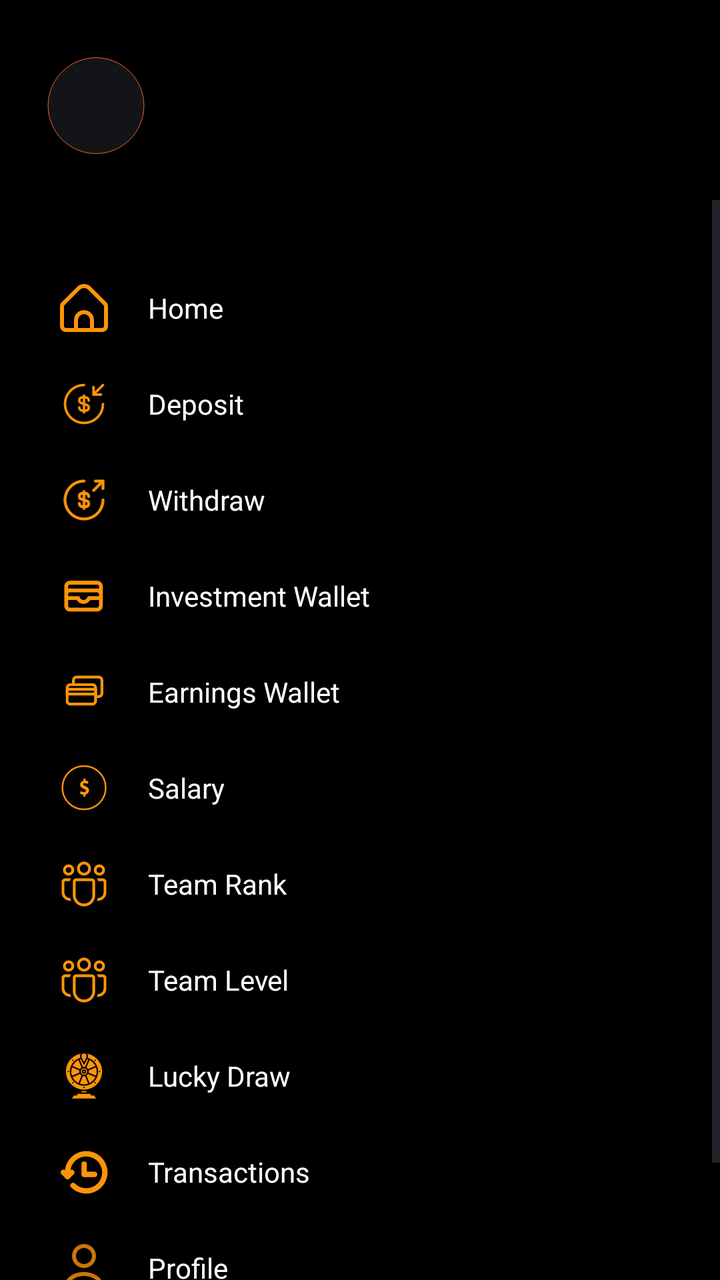
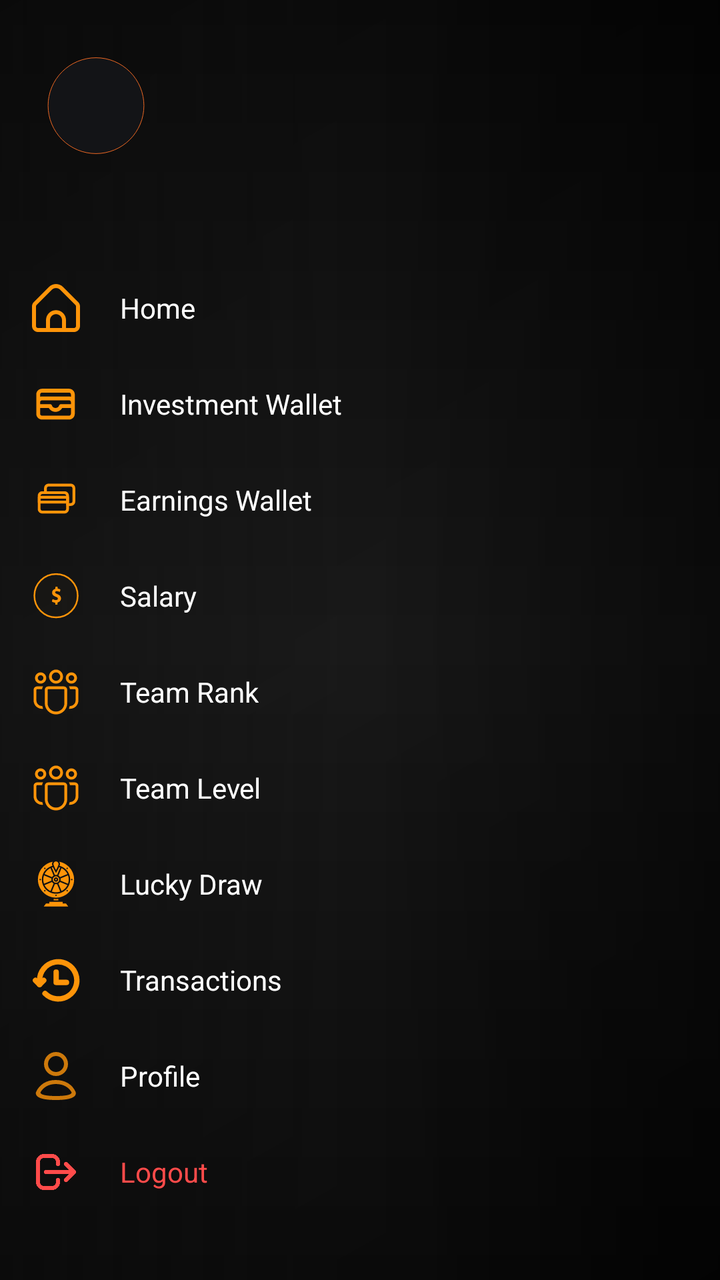

Two renders of the same Android screen: before a commit and after it. Below are the layout's source before the change and the commit's diff.
<!-- AndroidManifest.xml: application theme Theme.Bitbloom -->
<!-- res/layout/custom_drawer_content.xml -->
<LinearLayout xmlns:android="http://schemas.android.com/apk/res/android"
    android:layout_width="match_parent"
    android:layout_height="match_parent"

    android:background="@color/black"
    android:orientation="vertical">

    
    <LinearLayout
        android:layout_width="match_parent"
        android:layout_height="wrap_content"
        android:layout_marginStart="20dp"
        android:layout_marginTop="@dimen/space_24"
        android:layout_marginEnd="8dp"
        android:orientation="horizontal"
        android:paddingBottom="16dp">

        <ImageView
            android:id="@+id/drawerImageView"
            android:layout_width="56dp"
            android:layout_height="56dp"
            android:layout_gravity="center_vertical"
            android:layout_marginBottom="4dp"
            android:background="@drawable/ic_profile"
            android:scaleType="centerCrop"
            android:translationY="4dp" />

        <LinearLayout
            android:layout_width="match_parent"
            android:layout_height="wrap_content"
            android:layout_gravity="center_vertical"
            android:layout_marginStart="12dp"
            android:orientation="vertical">

            <TextView
                android:id="@+id/userNameTextView"
                android:layout_width="wrap_content"
                android:layout_height="wrap_content"
                android:layout_gravity="center_vertical"
                android:textColor="@android:color/white"
                android:textSize="18sp" />

            <TextView
                android:id="@+id/userEmailTextView"
                android:layout_width="wrap_content"
                android:layout_height="wrap_content"
                android:layout_gravity="center_vertical"
                android:layout_marginTop="4dp"
                android:textColor="#90FFFFFF"
                android:textSize="12sp" />
        </LinearLayout>
    </LinearLayout>

    <ScrollView
        android:layout_width="match_parent"
        android:layout_height="0dp"
        android:layout_weight="1"
        android:fillViewport="true">

        <LinearLayout
            android:layout_width="match_parent"
            android:layout_height="wrap_content"
            android:layout_marginStart="@dimen/dp_10"
            android:orientation="vertical">

            <include layout="@layout/item_drawer_menu" />

        </LinearLayout>
    </ScrollView>
</LinearLayout>
<!-- res/layout/item_drawer_menu.xml (included above) -->
<LinearLayout xmlns:android="http://schemas.android.com/apk/res/android"
    xmlns:app="http://schemas.android.com/apk/res-auto"
    android:layout_width="match_parent"
    android:layout_height="wrap_content"
    android:layout_marginStart="20dp"
    android:layout_marginTop="30dp"
    android:background="@android:color/transparent"
    android:orientation="vertical">

    
    <LinearLayout
        android:id="@+id/menuHome"
        android:layout_width="match_parent"
        android:layout_height="wrap_content"
        android:background="?attr/selectableItemBackground"
        android:clickable="true"
        android:focusable="true"
        android:gravity="center_vertical"
        android:orientation="horizontal"
        android:paddingVertical="12dp">

        <ImageView
            android:layout_width="24dp"
            android:layout_height="24dp"
            android:src="@drawable/ic_home" />

        <TextView
            android:layout_width="wrap_content"
            android:layout_height="wrap_content"
            android:layout_marginStart="20dp"
            android:text="@string/item_drawer_menu_home"
            android:textColor="@color/white"
            android:textSize="14sp" />
    </LinearLayout>


    
    <LinearLayout
        android:id="@+id/menuDeposit"
        android:layout_width="match_parent"
        android:layout_height="wrap_content"
        android:background="?attr/selectableItemBackground"
        android:clickable="true"
        android:focusable="true"
        android:gravity="center_vertical"
        android:orientation="horizontal"
        android:paddingVertical="12dp">

        <ImageView
            android:layout_width="24dp"
            android:layout_height="24dp"
            android:src="@drawable/ic_deposit"
            app:tint="#FD9409" /> 
        <TextView
            android:layout_width="wrap_content"
            android:layout_height="wrap_content"
            android:layout_marginStart="20dp"
            android:text="@string/item_drawer_menu_deposit"
            android:textColor="@color/white"
            android:textSize="14sp" />
    </LinearLayout>

    
    <LinearLayout
        android:id="@+id/menuWithdraw"
        android:layout_width="match_parent"
        android:layout_height="wrap_content"
        android:background="?attr/selectableItemBackground"
        android:clickable="true"
        android:focusable="true"
        android:gravity="center_vertical"
        android:orientation="horizontal"
        android:paddingVertical="12dp">

        <ImageView
            android:layout_width="24dp"
            android:layout_height="24dp"
            android:src="@drawable/ic_withdraw"
            app:tint="#FD9409" /> 
        <TextView
            android:layout_width="wrap_content"
            android:layout_height="wrap_content"
            android:layout_marginStart="20dp"
            android:text="@string/dialog_withdraw_input_withdraw"
            android:textColor="@color/white"
            android:textSize="14sp" />
    </LinearLayout>

    <LinearLayout
        android:id="@+id/menuInvestmentWallet"
        android:layout_width="match_parent"
        android:layout_height="wrap_content"
        android:background="?attr/selectableItemBackground"
        android:clickable="true"
        android:focusable="true"
        android:gravity="center_vertical"
        android:orientation="horizontal"
        android:paddingVertical="12dp">

        <ImageView
            android:layout_width="24dp"
            android:layout_height="24dp"
            android:src="@drawable/ic_wallet"
            app:tint="#FD9409" /> 
        <TextView
            android:layout_width="wrap_content"
            android:layout_height="wrap_content"
            android:layout_marginStart="20dp"
            android:text="@string/item_drawer_menu_investment_wallet"
            android:textColor="@color/white"
            android:textSize="14sp" />
    </LinearLayout>

    <LinearLayout
        android:id="@+id/menuEarningsWallet"
        android:layout_width="match_parent"
        android:layout_height="wrap_content"
        android:background="?attr/selectableItemBackground"
        android:clickable="true"
        android:focusable="true"
        android:gravity="center_vertical"
        android:orientation="horizontal"
        android:paddingVertical="12dp">

        <ImageView
            android:layout_width="24dp"
            android:layout_height="24dp"
            android:src="@drawable/ic_withdraw2"
            app:tint="#FD9409" /> 
        <TextView
            android:layout_width="wrap_content"
            android:layout_height="wrap_content"
            android:layout_marginStart="20dp"
            android:text="@string/item_drawer_menu_earnings_wallet"
            android:textColor="@color/white"
            android:textSize="14sp" />
    </LinearLayout>
    
    <LinearLayout
        android:id="@+id/menuSalary"
        android:layout_width="match_parent"
        android:layout_height="wrap_content"
        android:background="?attr/selectableItemBackground"
        android:clickable="true"
        android:focusable="true"
        android:gravity="center_vertical"
        android:orientation="horizontal"
        android:paddingVertical="12dp">

        <ImageView
            android:layout_width="24dp"
            android:layout_height="24dp"
            android:src="@drawable/ic_money"
            app:tint="#FD9409" />

        <TextView
            android:layout_width="wrap_content"
            android:layout_height="wrap_content"
            android:layout_marginStart="20dp"
            android:text="@string/fragment_salary_salary"
            android:textColor="@color/white"
            android:textSize="14sp" />
    </LinearLayout>

    <LinearLayout
        android:id="@+id/menuRank"
        android:layout_width="match_parent"
        android:layout_height="wrap_content"
        android:background="?attr/selectableItemBackground"
        android:clickable="true"
        android:focusable="true"
        android:gravity="center_vertical"
        android:orientation="horizontal"
        android:paddingVertical="12dp">

        <ImageView
            android:layout_width="24dp"
            android:layout_height="24dp"
            android:src="@drawable/ic_team_hollow"
            app:tint="#FD9409" />

        <TextView
            android:layout_width="wrap_content"
            android:layout_height="wrap_content"
            android:layout_marginStart="20dp"
            android:text="@string/item_drawer_menu_team_rank"
            android:textColor="@color/white"
            android:textSize="14sp" />
    </LinearLayout>

    <LinearLayout
        android:id="@+id/menuTeam"
        android:layout_width="match_parent"
        android:layout_height="wrap_content"
        android:background="?attr/selectableItemBackground"
        android:clickable="true"
        android:focusable="true"
        android:gravity="center_vertical"
        android:orientation="horizontal"
        android:paddingVertical="12dp">

        <ImageView
            android:layout_width="24dp"
            android:layout_height="24dp"
            android:src="@drawable/ic_team_hollow"
            app:tint="#FD9409" />

        <TextView
            android:layout_width="wrap_content"
            android:layout_height="wrap_content"
            android:layout_marginStart="20dp"
            android:text="@string/item_drawer_menu_team_level"
            android:textColor="@color/white"
            android:textSize="14sp" />
    </LinearLayout>
    <LinearLayout
        android:id="@+id/menuLuckyDraw"
        android:layout_width="match_parent"
        android:layout_height="wrap_content"
        android:background="?attr/selectableItemBackground"
        android:clickable="true"
        android:focusable="true"
        android:gravity="center_vertical"
        android:orientation="horizontal"
        android:paddingVertical="12dp">

        <ImageView
            android:layout_width="24dp"
            android:layout_height="24dp"
            android:src="@drawable/ic_lucky_spin"
            app:tint="#FD9409" />

        <TextView
            android:layout_width="wrap_content"
            android:layout_height="wrap_content"
            android:layout_marginStart="20dp"
            android:text="@string/lucky_draw"
            android:textColor="@color/white"
            android:textSize="14sp" />
    </LinearLayout>
    
    
    
    <LinearLayout
        android:id="@+id/menuTransactions"
        android:layout_width="match_parent"
        android:layout_height="wrap_content"
        android:background="?attr/selectableItemBackground"
        android:clickable="true"
        android:focusable="true"
        android:gravity="center_vertical"
        android:orientation="horizontal"
        android:paddingVertical="12dp">

        <ImageView
            android:layout_width="24dp"
            android:layout_height="24dp"
            android:src="@drawable/ic_transactions"
            app:tint="#FD9409" />

        <TextView
            android:layout_width="wrap_content"
            android:layout_height="wrap_content"
            android:layout_marginStart="20dp"
            android:text="@string/fragment_deposit_transactions"
            android:textColor="@color/white"
            android:textSize="14sp" />
    </LinearLayout>
    
    <LinearLayout
        android:id="@+id/menuProfile"
        android:layout_width="match_parent"
        android:layout_height="wrap_content"
        android:background="?attr/selectableItemBackground"
        android:clickable="true"
        android:focusable="true"
        android:gravity="center_vertical"
        android:orientation="horizontal"
        android:paddingVertical="12dp">

        <ImageView
            android:layout_width="24dp"
            android:layout_height="24dp"
            android:src="@drawable/ic_profile_drawer"
            app:tint="#FD9409" />

        <TextView
            android:layout_width="wrap_content"
            android:layout_height="wrap_content"
            android:layout_marginStart="20dp"
            android:text="@string/item_drawer_menu_profile"
            android:textColor="@color/white"
            android:textSize="14sp" />
    </LinearLayout>
    
    <LinearLayout
        android:id="@+id/logout"
        android:layout_width="match_parent"
        android:layout_height="wrap_content"
        android:background="?attr/selectableItemBackground"
        android:clickable="true"
        android:focusable="true"
        android:gravity="center_vertical"
        android:orientation="horizontal"
        android:paddingVertical="12dp">

        <ImageView
            android:layout_width="24dp"
            android:layout_height="24dp"
            android:src="@drawable/logout2"
            app:tint="@color/red" /> 
        <TextView
            android:layout_width="wrap_content"
            android:layout_height="wrap_content"
            android:layout_marginStart="20dp"
            android:text="@string/item_drawer_menu_logout"
            android:textColor="@color/red"
            android:textSize="14sp" />
    </LinearLayout>

</LinearLayout>
<!-- resources referenced by this layout -->
<resources>
  <color name="black">#FF000000</color>
  <color name="red">#FF4B4A</color>
  <color name="white">#FFFFFFFF</color>
  <dimen name="dp_10">10dp</dimen>
  <dimen name="space_24">24dp</dimen>
  <!-- drawable ic_deposit (drawable) -->
  <vector xmlns:android="http://schemas.android.com/apk/res/android"
      android:width="32dp"
      android:height="33dp"
      android:viewportWidth="32"
      android:viewportHeight="33">
    <path
        android:pathData="M12.741,18.781C12.741,20.045 13.719,21.062 14.918,21.062H17.368C18.411,21.062 19.258,20.175 19.258,19.067C19.258,17.881 18.737,17.451 17.968,17.177L14.045,15.809C13.276,15.535 12.755,15.118 12.755,13.919C12.755,12.824 13.602,11.925 14.644,11.925H17.095C18.294,11.925 19.271,12.941 19.271,14.206"
        android:strokeLineJoin="round"
        android:strokeWidth="1.71068"
        android:fillColor="#00000000"
        android:strokeColor="#ffffff"
        android:strokeLineCap="round"/>
    <path
        android:pathData="M16,10.635V22.365"
        android:strokeLineJoin="round"
        android:strokeWidth="1.71068"
        android:fillColor="#00000000"
        android:strokeColor="#ffffff"
        android:strokeLineCap="round"/>
    <path
        android:pathData="M29.034,16.5C29.034,23.694 23.194,29.533 16,29.533C8.805,29.533 2.966,23.694 2.966,16.5C2.966,9.305 8.805,3.466 16,3.466"
        android:strokeLineJoin="round"
        android:strokeWidth="1.71068"
        android:fillColor="#00000000"
        android:strokeColor="#ffffff"
        android:strokeLineCap="round"/>
    <path
        android:pathData="M22.517,4.77V9.983H27.73"
        android:strokeLineJoin="round"
        android:strokeWidth="1.71068"
        android:fillColor="#00000000"
        android:strokeColor="#B4F5FA"
        android:strokeLineCap="round"/>
    <path
        android:pathData="M29.034,3.466L22.517,9.983"
        android:strokeLineJoin="round"
        android:strokeWidth="1.71068"
        android:fillColor="#00000000"
        android:strokeColor="#B4F5FA"
        android:strokeLineCap="round"/>
  </vector>
  <!-- drawable ic_withdraw: vector/xml drawable (drawable, 2306 chars, omitted) -->
  <string name="dialog_withdraw_input_withdraw">Withdraw</string>
  <string name="fragment_deposit_transactions">Transactions</string>
  <string name="fragment_salary_salary">Salary</string>
  <string name="item_drawer_menu_deposit">Deposit </string>
  <string name="item_drawer_menu_earnings_wallet">Earnings Wallet</string>
  <string name="item_drawer_menu_home">Home</string>
  <string name="item_drawer_menu_investment_wallet">Investment Wallet</string>
  <string name="item_drawer_menu_logout">Logout</string>
  <string name="item_drawer_menu_profile">Profile</string>
  <string name="item_drawer_menu_team_level">Team Level</string>
  <string name="item_drawer_menu_team_rank">Team Rank</string>
  <string name="lucky_draw">Lucky Draw</string>
  <style name="Theme.Bitbloom" parent="Base.Theme.Bitbloom">
          
          <item name="editTextStyle">@style/Widget.MXG.EditText.WhiteCursor</item>
          <item name="android:editTextStyle">@style/Widget.MXG.EditText.WhiteCursor</item>
  
          
          <item name="android:textCursorDrawable">@drawable/cursor_white</item>
      </style>
  <color name="nav_bar_color">#131417</color>
  <color name="orange">#EE6924</color>
  <color name="mxg_white_80">#CCFFFFFF</color>
  <style name="Widget.MXG.EditText.WhiteCursor" parent="Widget.AppCompat.EditText">
          <item name="android:textCursorDrawable">@drawable/cursor_white</item>
      </style>
  <!-- drawable cursor_white (drawable) -->
  <?xml version="1.0" encoding="utf-8"?>
  <shape xmlns:android="http://schemas.android.com/apk/res/android">
      <size android:width="2dp"/>
      <solid android:color="@android:color/white"/>
      <corners android:radius="1dp"/>
  </shape>
  <color name="mxg_black">#000000</color>
  <color name="mxg_white">#FFFFFF</color>
  <color name="status_bar_color">#EE6924</color>
  <color name="light_status_bar_color">#EE6924</color>
  <!-- unchanged entries left out for length: 12 -->
</resources>

<!-- the commit's change to res/layout/custom_drawer_content.xml (unified diff, before → after) -->
@@ -2,7 +2,7 @@
     android:layout_width="match_parent"
     android:layout_height="match_parent"
 
-    android:background="@color/black"
+    android:background="@drawable/bg_mxg_drawer_gradient"
     android:orientation="vertical">
 
     
@@ -60,7 +60,7 @@
         <LinearLayout
             android:layout_width="match_parent"
             android:layout_height="wrap_content"
-            android:layout_marginStart="@dimen/dp_10"
+
             android:orientation="vertical">
 
             <include layout="@layout/item_drawer_menu" />
@@ -73,7 +73,7 @@
     xmlns:app="http://schemas.android.com/apk/res-auto"
     android:layout_width="match_parent"
     android:layout_height="wrap_content"
-    android:layout_marginStart="20dp"
+
     android:layout_marginTop="30dp"
     android:background="@android:color/transparent"
     android:orientation="vertical">
@@ -88,6 +88,7 @@
         android:focusable="true"
         android:gravity="center_vertical"
         android:orientation="horizontal"
+        android:paddingHorizontal="16dp"
         android:paddingVertical="12dp">
 
         <ImageView
@@ -105,57 +106,8 @@
     </LinearLayout>
 
 
-    
-    <LinearLayout
-        android:id="@+id/menuDeposit"
-        android:layout_width="match_parent"
-        android:layout_height="wrap_content"
-        android:background="?attr/selectableItemBackground"
-        android:clickable="true"
-        android:focusable="true"
-        android:gravity="center_vertical"
-        android:orientation="horizontal"
-        android:paddingVertical="12dp">
-
-        <ImageView
-            android:layout_width="24dp"
-            android:layout_height="24dp"
-            android:src="@drawable/ic_deposit"
-            app:tint="#FD9409" /> 
-        <TextView
-            android:layout_width="wrap_content"
-            android:layout_height="wrap_content"
-            android:layout_marginStart="20dp"
-            android:text="@string/item_drawer_menu_deposit"
-            android:textColor="@color/white"
-            android:textSize="14sp" />
-    </LinearLayout>
-
-    
-    <LinearLayout
-        android:id="@+id/menuWithdraw"
-        android:layout_width="match_parent"
-        android:layout_height="wrap_content"
-        android:background="?attr/selectableItemBackground"
-        android:clickable="true"
-        android:focusable="true"
-        android:gravity="center_vertical"
-        android:orientation="horizontal"
-        android:paddingVertical="12dp">
-
-        <ImageView
-            android:layout_width="24dp"
-            android:layout_height="24dp"
-            android:src="@drawable/ic_withdraw"
-            app:tint="#FD9409" /> 
-        <TextView
-            android:layout_width="wrap_content"
-            android:layout_height="wrap_content"
-            android:layout_marginStart="20dp"
-            android:text="@string/dialog_withdraw_input_withdraw"
-            android:textColor="@color/white"
-            android:textSize="14sp" />
-    </LinearLayout>
+
+
 
     <LinearLayout
         android:id="@+id/menuInvestmentWallet"
@@ -166,6 +118,7 @@
         android:focusable="true"
         android:gravity="center_vertical"
         android:orientation="horizontal"
+        android:paddingHorizontal="16dp"
         android:paddingVertical="12dp">
 
         <ImageView
@@ -191,6 +144,7 @@
         android:focusable="true"
         android:gravity="center_vertical"
         android:orientation="horizontal"
+        android:paddingHorizontal="16dp"
         android:paddingVertical="12dp">
 
         <ImageView
@@ -216,6 +170,7 @@
         android:focusable="true"
         android:gravity="center_vertical"
         android:orientation="horizontal"
+        android:paddingHorizontal="16dp"
         android:paddingVertical="12dp">
 
         <ImageView
@@ -242,6 +197,7 @@
         android:focusable="true"
         android:gravity="center_vertical"
         android:orientation="horizontal"
+        android:paddingHorizontal="16dp"
         android:paddingVertical="12dp">
 
         <ImageView
@@ -268,6 +224,7 @@
         android:focusable="true"
         android:gravity="center_vertical"
         android:orientation="horizontal"
+        android:paddingHorizontal="16dp"
         android:paddingVertical="12dp">
 
         <ImageView
@@ -293,6 +250,7 @@
         android:focusable="true"
         android:gravity="center_vertical"
         android:orientation="horizontal"
+        android:paddingHorizontal="16dp"
         android:paddingVertical="12dp">
 
         <ImageView
@@ -321,6 +279,7 @@
         android:focusable="true"
         android:gravity="center_vertical"
         android:orientation="horizontal"
+        android:paddingHorizontal="16dp"
         android:paddingVertical="12dp">
 
         <ImageView
@@ -347,6 +306,7 @@
         android:focusable="true"
         android:gravity="center_vertical"
         android:orientation="horizontal"
+        android:paddingHorizontal="16dp"
         android:paddingVertical="12dp">
 
         <ImageView
@@ -373,6 +333,7 @@
         android:focusable="true"
         android:gravity="center_vertical"
         android:orientation="horizontal"
+        android:paddingHorizontal="16dp"
         android:paddingVertical="12dp">
 
         <ImageView
<!-- resource entries referenced after the edit -->
@@ -1,57 +1,66 @@
 <!-- resources referenced by this layout -->
 <resources>
-  <color name="black">#FF000000</color>
   <color name="red">#FF4B4A</color>
   <color name="white">#FFFFFFFF</color>
-  <dimen name="dp_10">10dp</dimen>
   <dimen name="space_24">24dp</dimen>
-  <!-- drawable ic_deposit (drawable) -->
-  <vector xmlns:android="http://schemas.android.com/apk/res/android"
-      android:width="32dp"
-      android:height="33dp"
-      android:viewportWidth="32"
-      android:viewportHeight="33">
-    <path
-        android:pathData="M12.741,18.781C12.741,20.045 13.719,21.062 14.918,21.062H17.368C18.411,21.062 19.258,20.175 19.258,19.067C19.258,17.881 18.737,17.451 17.968,17.177L14.045,15.809C13.276,15.535 12.755,15.118 12.755,13.919C12.755,12.824 13.602,11.925 14.644,11.925H17.095C18.294,11.925 19.271,12.941 19.271,14.206"
-        android:strokeLineJoin="round"
-        android:strokeWidth="1.71068"
-        android:fillColor="#00000000"
-        android:strokeColor="#ffffff"
-        android:strokeLineCap="round"/>
-    <path
-        android:pathData="M16,10.635V22.365"
-        android:strokeLineJoin="round"
-        android:strokeWidth="1.71068"
-        android:fillColor="#00000000"
-        android:strokeColor="#ffffff"
-        android:strokeLineCap="round"/>
-    <path
-        android:pathData="M29.034,16.5C29.034,23.694 23.194,29.533 16,29.533C8.805,29.533 2.966,23.694 2.966,16.5C2.966,9.305 8.805,3.466 16,3.466"
-        android:strokeLineJoin="round"
-        android:strokeWidth="1.71068"
-        android:fillColor="#00000000"
-        android:strokeColor="#ffffff"
-        android:strokeLineCap="round"/>
-    <path
-        android:pathData="M22.517,4.77V9.983H27.73"
-        android:strokeLineJoin="round"
-        android:strokeWidth="1.71068"
-        android:fillColor="#00000000"
-        android:strokeColor="#B4F5FA"
-        android:strokeLineCap="round"/>
-    <path
-        android:pathData="M29.034,3.466L22.517,9.983"
-        android:strokeLineJoin="round"
-        android:strokeWidth="1.71068"
-        android:fillColor="#00000000"
-        android:strokeColor="#B4F5FA"
-        android:strokeLineCap="round"/>
-  </vector>
-  <!-- drawable ic_withdraw: vector/xml drawable (drawable, 2306 chars, omitted) -->
-  <string name="dialog_withdraw_input_withdraw">Withdraw</string>
+  <!-- drawable bg_mxg_drawer_gradient (drawable) -->
+  <?xml version="1.0" encoding="utf-8"?>
+  <layer-list xmlns:android="http://schemas.android.com/apk/res/android">
+  
+      
+      <item>
+          <shape android:shape="rectangle">
+              <gradient
+                  android:type="linear"
+                  android:angle="180"
+                  android:startColor="#050505"
+                  android:centerColor="#0C0C0C"
+                  android:endColor="#141414"/>
+          </shape>
+      </item>
+  
+      
+      <item>
+          <shape android:shape="rectangle">
+              <gradient
+                  android:type="linear"
+                  android:angle="135"
+                  android:startColor="#33000000"
+                  android:centerColor="#11000000"
+                  android:endColor="#33000000"
+                  android:tileMode="repeat"/>
+              
+              <size android:width="6dp" android:height="6dp"/>
+          </shape>
+      </item>
+  
+      
+      <item>
+          <shape android:shape="rectangle">
+              <gradient
+                  android:type="linear"
+                  android:angle="270"
+                  android:startColor="#00000000"
+                  android:centerColor="#0DFFFFFF"
+                  android:endColor="#00000000"/>
+          </shape>
+      </item>
+  
+      
+      <item>
+          <shape android:shape="rectangle">
+              <gradient
+                  android:type="linear"
+                  android:angle="0"
+                  android:startColor="#66000000"
+                  android:centerColor="#00000000"
+                  android:endColor="#66000000"/>
+          </shape>
+      </item>
+  
+  </layer-list>
   <string name="fragment_deposit_transactions">Transactions</string>
   <string name="fragment_salary_salary">Salary</string>
-  <string name="item_drawer_menu_deposit">Deposit </string>
   <string name="item_drawer_menu_earnings_wallet">Earnings Wallet</string>
   <string name="item_drawer_menu_home">Home</string>
   <string name="item_drawer_menu_investment_wallet">Investment Wallet</string>
